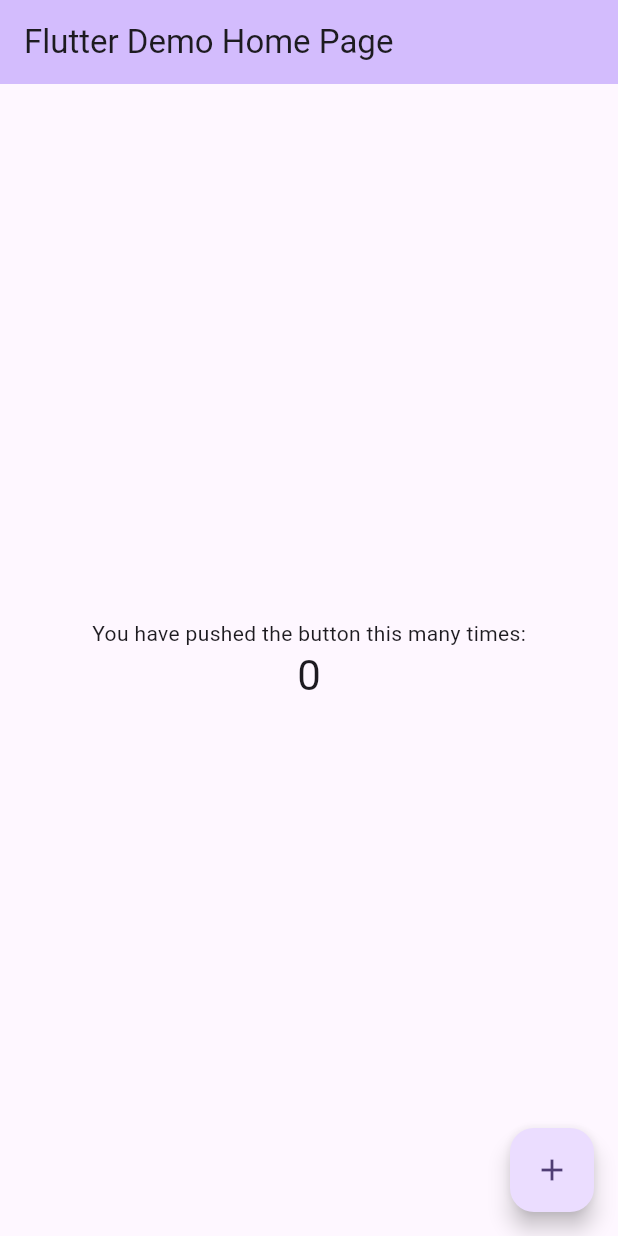
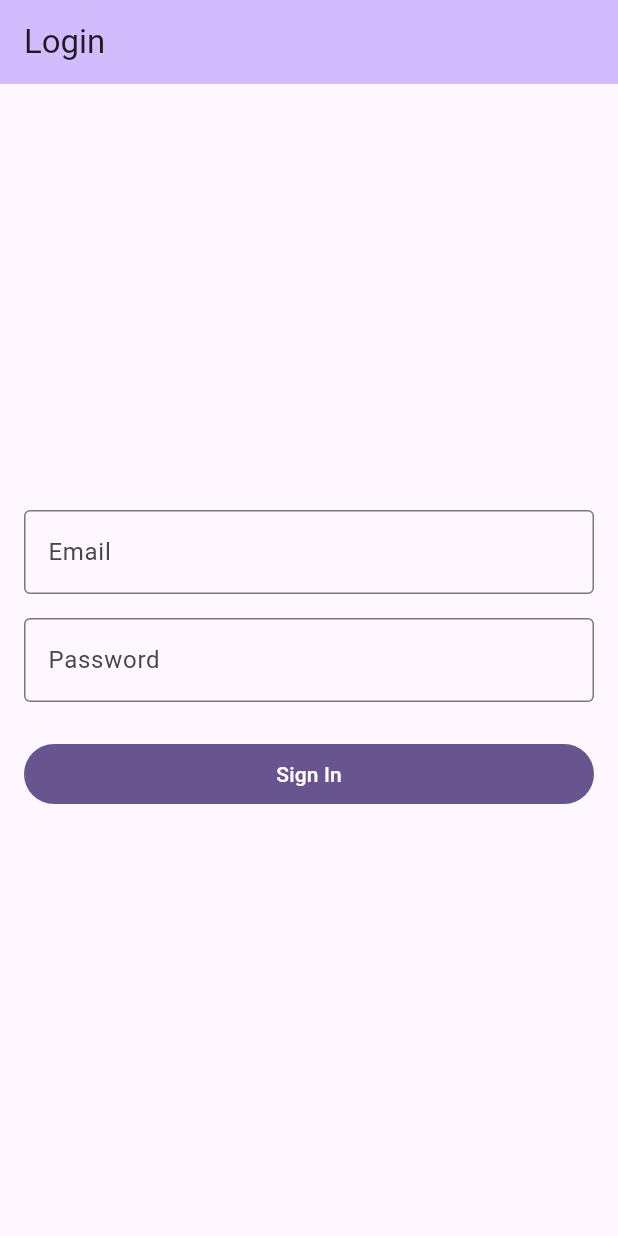
Before and after one commit to CodelithLabs/citk-connect-project, a Flutter app: the screen it shows after launch, on a phone screen of 412 x 824 dp. Run offline on Flutter 3.47's test engine with Material 3 defaults, Android fonts, the phone set to English and light mode, and no system bars; our stand-ins replace firebase_auth, firebase_core; accounts and stored records are empty.

Commit message:
Add Firebase Auth integration and login UI
Integrated firebase_core and firebase_auth packages into the Flutter project, updated platform plugin registrants for macOS and Windows, and replaced the default home page with a login form using Firebase authentication. Updated pubspec.yaml and lockfile to include new dependencies.

```diff
--- a/lib/main.dart
+++ b/lib/main.dart
@@ -1,121 +1,134 @@
 import 'package:flutter/material.dart';
+import 'package:firebase_core/firebase_core.dart';
+import 'package:firebase_auth/firebase_auth.dart';
+// TODO: 1. Run 'flutterfire configure' in your terminal to generate this file
+// import 'firebase_options.dart';
 
-void main() {
+void main() async {
+  WidgetsFlutterBinding.ensureInitialized();
+
+  // TODO: 2. Uncomment the following lines after generating firebase_options.dart
+  // await Firebase.initializeApp(
+  //   options: DefaultFirebaseOptions.currentPlatform,
+  // );
+
   runApp(const MyApp());
 }
 
 class MyApp extends StatelessWidget {
   const MyApp({super.key});
 
-  // This widget is the root of your application.
   @override
   Widget build(BuildContext context) {
     return MaterialApp(
-      title: 'Flutter Demo',
+      title: 'Citk Connect',
       theme: ThemeData(
-        // This is the theme of your application.
-        //
-        // TRY THIS: Try running your application with "flutter run". You'll see
-        // the application has a purple toolbar. Then, without quitting the app,
-        // try changing the seedColor in the colorScheme below to Colors.green
-        // and then invoke "hot reload" (save your changes or press the "hot
-        // reload" button in a Flutter-supported IDE, or press "r" if you used
-        // the command line to start the app).
-        //
-        // Notice that the counter didn't reset back to zero; the application
-        // state is not lost during the reload. To reset the state, use hot
-        // restart instead.
-        //
-        // This works for code too, not just values: Most code changes can be
-        // tested with just a hot reload.
-        colorScheme: .fromSeed(seedColor: Colors.deepPurple),
+        colorScheme: ColorScheme.fromSeed(seedColor: Colors.deepPurple),
+        useMaterial3: true,
       ),
-      home: const MyHomePage(title: 'Flutter Demo Home Page'),
+      home: const LoginPage(),
     );
   }
 }
 
-class MyHomePage extends StatefulWidget {
-  const MyHomePage({super.key, required this.title});
-
-  // This widget is the home page of your application. It is stateful, meaning
-  // that it has a State object (defined below) that contains fields that affect
-  // how it looks.
-
-  // This class is the configuration for the state. It holds the values (in this
-  // case the title) provided by the parent (in this case the App widget) and
-  // used by the build method of the State. Fields in a Widget subclass are
-  // always marked "final".
-
-  final String title;
+class LoginPage extends StatefulWidget {
+  const LoginPage({super.key});
 
   @override
-  State<MyHomePage> createState() => _MyHomePageState();
+  State<LoginPage> createState() => _LoginPageState();
 }
 
-class _MyHomePageState extends State<MyHomePage> {
-  int _counter = 0;
+class _LoginPageState extends State<LoginPage> {
+  final _emailController = TextEditingController();
+  final _passwordController = TextEditingController();
+  bool _isLoading = false;
 
-  void _incrementCounter() {
+  Future<void> _signIn() async {
     setState(() {
-      // This call to setState tells the Flutter framework that something has
-      // changed in this State, which causes it to rerun the build method below
-      // so that the display can reflect the updated values. If we changed
-      // _counter without calling setState(), then the build method would not be
-      // called again, and so nothing would appear to happen.
-      _counter++;
+      _isLoading = true;
     });
+
+    try {
+      // Note: This will fail until Firebase is initialized in main()
+      await FirebaseAuth.instance.signInWithEmailAndPassword(
+        email: _emailController.text.trim(),
+        password: _passwordController.text.trim(),
+      );
+
+      if (mounted) {
+        ScaffoldMessenger.of(context).showSnackBar(
+          const SnackBar(content: Text('Login Successful!')),
+        );
+      }
+    } on FirebaseAuthException catch (e) {
+      if (mounted) {
+        ScaffoldMessenger.of(context).showSnackBar(
+          SnackBar(content: Text('Error: ${e.message}')),
+        );
+      }
+    } catch (e) {
+      if (mounted) {
+        ScaffoldMessenger.of(context).showSnackBar(
+          SnackBar(content: Text('Error: $e')),
+        );
+      }
+    } finally {
+      if (mounted) {
+        setState(() {
+          _isLoading = false;
+        });
+      }
+    }
+  }
+
+  @override
+  void dispose() {
+    _emailController.dispose();
+    _passwordController.dispose();
+    super.dispose();
   }
 
   @override
   Widget build(BuildContext context) {
-    // This method is rerun every time setState is called, for instance as done
-    // by the _incrementCounter method above.
-    //
-    // The Flutter framework has been optimized to make rerunning build methods
-    // fast, so that you can just rebuild anything that needs updating rather
-    // than having to individually change instances of widgets.
     return Scaffold(
       appBar: AppBar(
-        // TRY THIS: Try changing the color here to a specific color (to
-        // Colors.amber, perhaps?) and trigger a hot reload to see the AppBar
-        // change color while the other colors stay the same.
+        title: const Text('Login'),
         backgroundColor: Theme.of(context).colorScheme.inversePrimary,
-        // Here we take the value from the MyHomePage object that was created by
-        // the App.build method, and use it to set our appbar title.
-        title: Text(widget.title),
       ),
-      body: Center(
-        // Center is a layout widget. It takes a single child and positions it
-        // in the middle of the parent.
+      body: Padding(
+        padding: const EdgeInsets.all(16.0),
         child: Column(
-          // Column is also a layout widget. It takes a list of children and
-          // arranges them vertically. By default, it sizes itself to fit its
-          // children horizontally, and tries to be as tall as its parent.
-          //
-          // Column has various properties to control how it sizes itself and
-          // how it positions its children. Here we use mainAxisAlignment to
-          // center the children vertically; the main axis here is the vertical
-          // axis because Columns are vertical (the cross axis would be
-          // horizontal).
-          //
-          // TRY THIS: Invoke "debug painting" (choose the "Toggle Debug Paint"
-          // action in the IDE, or press "p" in the console), to see the
-          // wireframe for each widget.
-          mainAxisAlignment: .center,
+          mainAxisAlignment: MainAxisAlignment.center,
           children: [
-            const Text('You have pushed the button this many times:'),
-            Text(
-              '$_counter',
-              style: Theme.of(context).textTheme.headlineMedium,
+            TextField(
+              controller: _emailController,
+              decoration: const InputDecoration(
+                labelText: 'Email',
+                border: OutlineInputBorder(),
+              ),
+              keyboardType: TextInputType.emailAddress,
             ),
+            const SizedBox(height: 16),
+            TextField(
+              controller: _passwordController,
+              decoration: const InputDecoration(
+                labelText: 'Password',
+                border: OutlineInputBorder(),
+              ),
+              obscureText: true,
+            ),
+            const SizedBox(height: 24),
+            _isLoading
+                ? const CircularProgressIndicator()
+                : SizedBox(
+                    width: double.infinity,
+                    child: FilledButton(
+                      onPressed: _signIn,
+                      child: const Text('Sign In'),
+                    ),
+                  ),
           ],
         ),
-      ),
-      floatingActionButton: FloatingActionButton(
-        onPressed: _incrementCounter,
-        tooltip: 'Increment',
-        child: const Icon(Icons.add),
       ),
     );
   }
--- a/pubspec.yaml
+++ b/pubspec.yaml
@@ -34,6 +34,8 @@ dependencies:
   # The following adds the Cupertino Icons font to your application.
   # Use with the CupertinoIcons class for iOS style icons.
   cupertino_icons: ^1.0.8
+  firebase_core: ^4.3.0
+  firebase_auth: ^6.1.3
 
 dev_dependencies:
   flutter_test:
```
Also changed, not shown: pubspec.lock, 3 other files.
